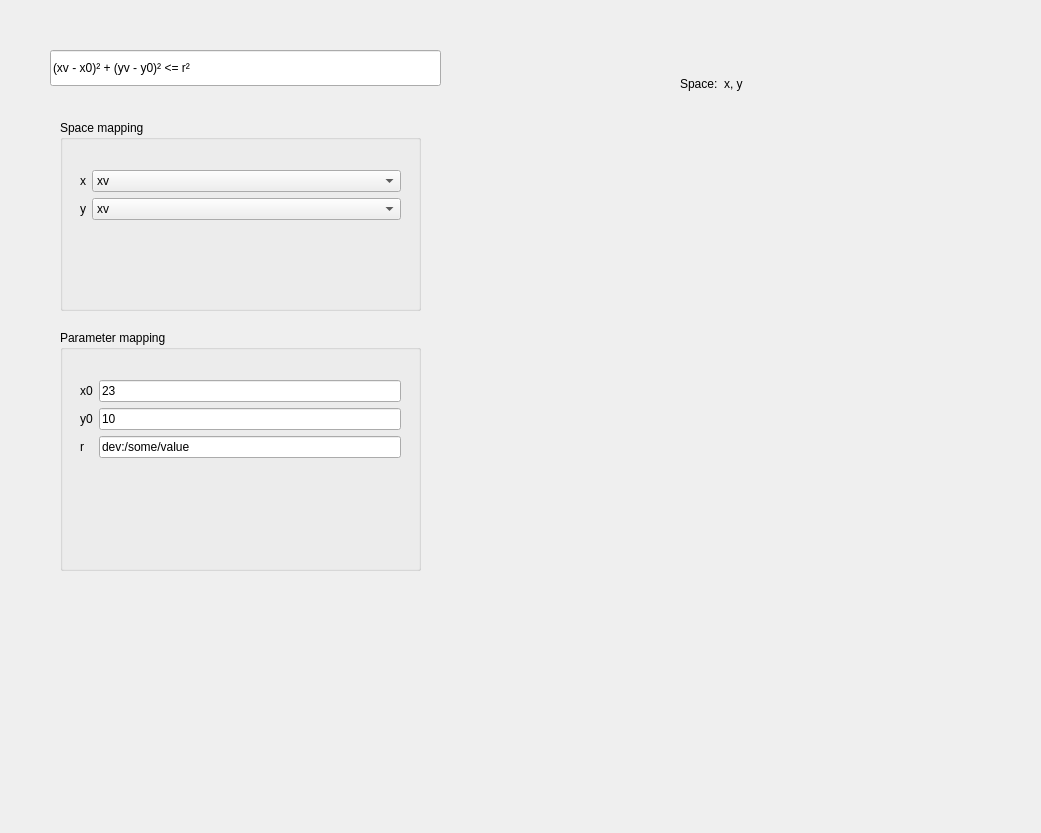
First picture: the form in base/plugins/iscore-plugin-space/Space/widget_test.ui, repository ossia/score, before the edit.
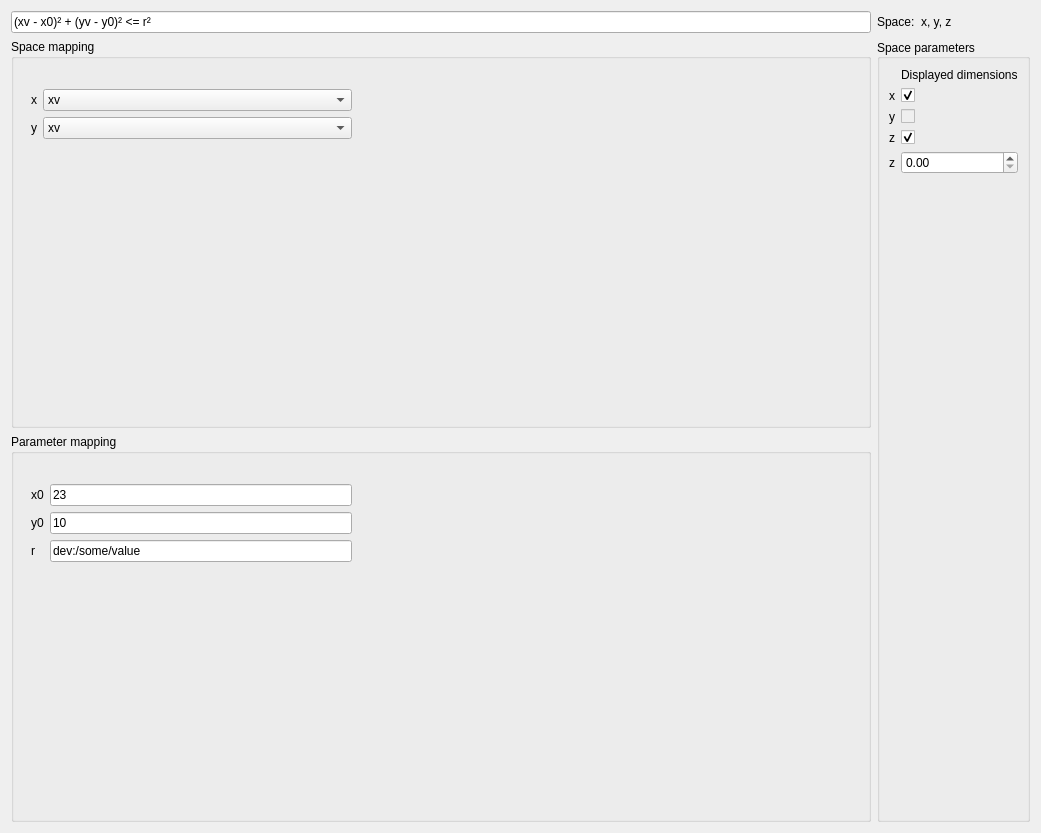
Second picture: the form after the edit.

The edit to the form file:
```diff
--- a/base/plugins/iscore-plugin-space/Space/widget_test.ui
+++ b/base/plugins/iscore-plugin-space/Space/widget_test.ui
@@ -13,27 +13,28 @@
   <property name="windowTitle">
    <string>Form</string>
   </property>
+  <layout class="QGridLayout" name="gridLayout">
+   <item row="0" column="0">
   <widget class="QLineEdit" name="lineEdit">
-   <property name="geometry">
-    <rect>
-     <x>50</x>
-     <y>50</y>
-     <width>391</width>
-     <height>36</height>
-    </rect>
-   </property>
    <property name="text">
     <string>(xv - x0)² + (yv - y0)² &lt;= r²</string>
    </property>
   </widget>
+   </item>
+   <item row="0" column="1">
+    <widget class="QLabel" name="label">
+     <property name="text">
+      <string>Space:  x, y, z</string>
+     </property>
+    </widget>
+   </item>
+   <item row="1" column="0">
   <widget class="QGroupBox" name="groupBox">
-   <property name="geometry">
-    <rect>
-     <x>60</x>
-     <y>120</y>
-     <width>361</width>
-     <height>191</height>
-    </rect>
+     <property name="sizePolicy">
+      <sizepolicy hsizetype="Minimum" vsizetype="Minimum">
+       <horstretch>0</horstretch>
+       <verstretch>0</verstretch>
+      </sizepolicy>
    </property>
    <property name="title">
     <string>Space mapping</string>
@@ -125,15 +126,17 @@
      </item>
     </layout>
    </widget>
-  </widget>
+     <zorder>formLayoutWidget</zorder>
+     <zorder>groupBox_3</zorder>
+    </widget>
+   </item>
+   <item row="2" column="0">
   <widget class="QGroupBox" name="groupBox_2">
-   <property name="geometry">
-    <rect>
-     <x>60</x>
-     <y>330</y>
-     <width>361</width>
-     <height>241</height>
-    </rect>
+     <property name="sizePolicy">
+      <sizepolicy hsizetype="Minimum" vsizetype="Minimum">
+       <horstretch>0</horstretch>
+       <verstretch>0</verstretch>
+      </sizepolicy>
    </property>
    <property name="title">
     <string>Parameter mapping</string>
@@ -192,20 +195,130 @@
      </item>
     </layout>
    </widget>
-  </widget>
-  <widget class="QLabel" name="label">
-   <property name="geometry">
-    <rect>
-     <x>680</x>
-     <y>70</y>
-     <width>221</width>
-     <height>28</height>
-    </rect>
-   </property>
+     <zorder>formLayoutWidget_2</zorder>
+     <zorder>groupBox_3</zorder>
+    </widget>
+   </item>
+   <item row="1" column="1" rowspan="2">
+    <widget class="QGroupBox" name="groupBox_3">
+     <property name="sizePolicy">
+      <sizepolicy hsizetype="Minimum" vsizetype="Minimum">
+       <horstretch>0</horstretch>
+       <verstretch>0</verstretch>
+      </sizepolicy>
+     </property>
+     <property name="title">
+      <string>Space parameters</string>
+     </property>
+     <property name="alignment">
+      <set>Qt::AlignLeading|Qt::AlignLeft|Qt::AlignVCenter</set>
+     </property>
+     <property name="flat">
+      <bool>false</bool>
+     </property>
+     <layout class="QVBoxLayout" name="verticalLayout">
+      <property name="sizeConstraint">
+       <enum>QLayout::SetDefaultConstraint</enum>
+      </property>
+      <item>
+       <layout class="QFormLayout" name="formLayout_3">
+        <property name="sizeConstraint">
+         <enum>QLayout::SetDefaultConstraint</enum>
+        </property>
+        <item row="1" column="0">
+         <widget class="QLabel" name="xLabel_2">
    <property name="text">
-    <string>Space:  x, y</string>
-   </property>
-  </widget>
+           <string>x</string>
+          </property>
+         </widget>
+        </item>
+        <item row="1" column="1">
+         <widget class="QCheckBox" name="xCheckBox">
+          <property name="checked">
+           <bool>true</bool>
+          </property>
+         </widget>
+        </item>
+        <item row="2" column="0">
+         <widget class="QLabel" name="yLabel_2">
+          <property name="text">
+           <string>y</string>
+          </property>
+         </widget>
+        </item>
+        <item row="2" column="1">
+         <widget class="QCheckBox" name="yCheckBox">
+          <property name="enabled">
+           <bool>false</bool>
+          </property>
+          <property name="checkable">
+           <bool>true</bool>
+          </property>
+         </widget>
+        </item>
+        <item row="3" column="0">
+         <widget class="QLabel" name="zLabel">
+          <property name="text">
+           <string>z</string>
+          </property>
+         </widget>
+        </item>
+        <item row="3" column="1">
+         <widget class="QCheckBox" name="zCheckBox">
+          <property name="checked">
+           <bool>true</bool>
+          </property>
+         </widget>
+        </item>
+        <item row="0" column="1">
+         <widget class="QLabel" name="label_2">
+          <property name="text">
+           <string>Displayed dimensions</string>
+          </property>
+         </widget>
+        </item>
+       </layout>
+      </item>
+      <item>
+       <layout class="QFormLayout" name="formLayout_5">
+        <property name="sizeConstraint">
+         <enum>QLayout::SetDefaultConstraint</enum>
+        </property>
+        <property name="fieldGrowthPolicy">
+         <enum>QFormLayout::AllNonFixedFieldsGrow</enum>
+        </property>
+        <item row="0" column="0">
+         <widget class="QLabel" name="zLabel_2">
+          <property name="text">
+           <string>z</string>
+          </property>
+         </widget>
+        </item>
+        <item row="0" column="1">
+         <widget class="QDoubleSpinBox" name="zDoubleSpinBox"/>
+        </item>
+       </layout>
+      </item>
+      <item>
+       <spacer name="verticalSpacer">
+        <property name="orientation">
+         <enum>Qt::Vertical</enum>
+        </property>
+        <property name="sizeType">
+         <enum>QSizePolicy::Expanding</enum>
+        </property>
+        <property name="sizeHint" stdset="0">
+         <size>
+          <width>20</width>
+          <height>40</height>
+         </size>
+        </property>
+       </spacer>
+      </item>
+     </layout>
+    </widget>
+   </item>
+  </layout>
  </widget>
  <resources/>
  <connections/>
```
Lines whose indentation alone changed are shown as unchanged.
